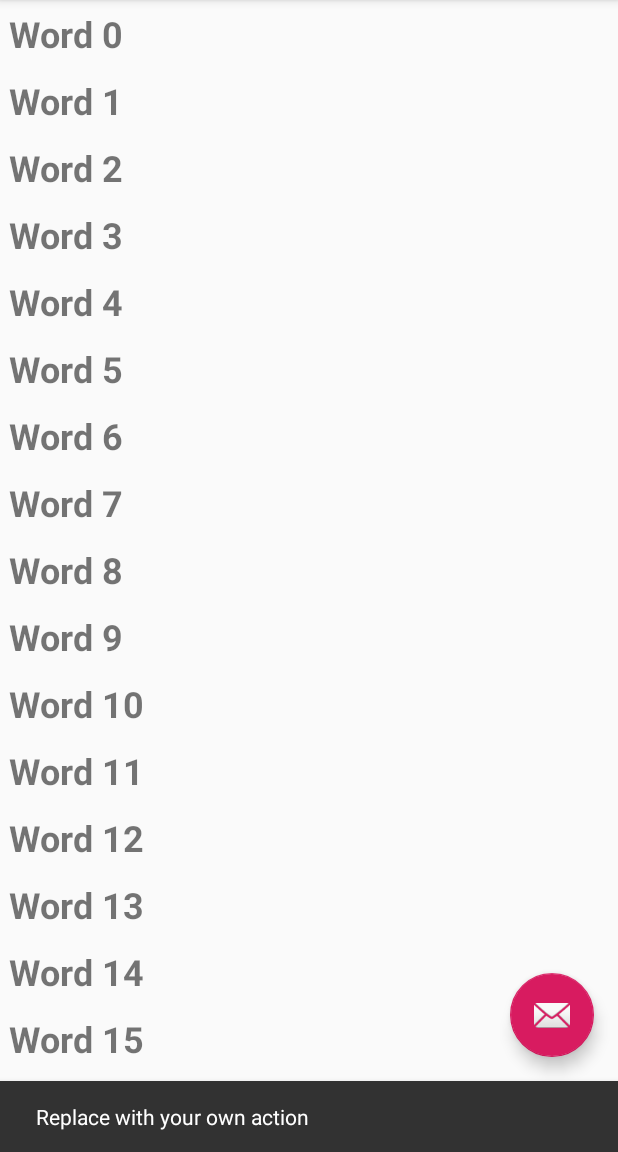
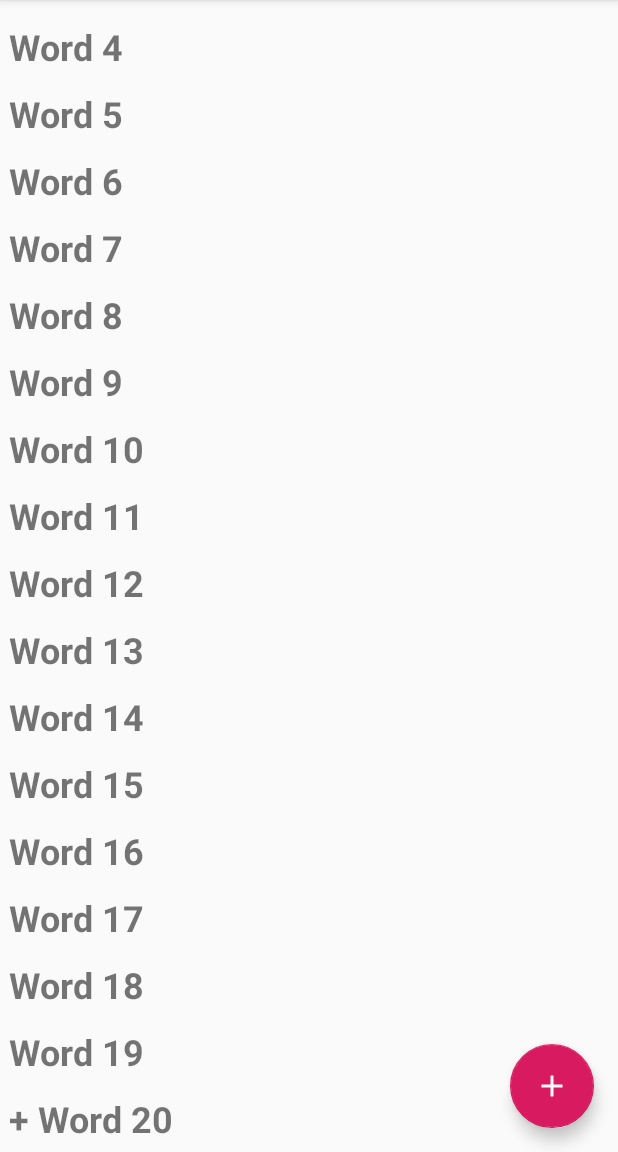
Before and after one commit to thom1376/Lab4, an Android app: the screen it shows after launch (MainActivity), after a tap on an icon or button, on a phone screen of 412 x 824 dp, the part 84-1236 px from its top. Run offline under Robolectric (Android 15) with nearby library versions, the phone set to English and light mode, and no system bars.

Commit message:
Allow items to be added in RecyclerView project

```diff
--- a/RecyclerView/app/build.gradle
+++ b/RecyclerView/app/build.gradle
@@ -9,6 +9,7 @@ android {
         versionCode 1
         versionName "1.0"
         testInstrumentationRunner "android.support.test.runner.AndroidJUnitRunner"
+        vectorDrawables.useSupportLibrary = true
     }
     buildTypes {
         release {
--- a/RecyclerView/app/src/main/java/com/example/android/recyclerview/MainActivity.java
+++ b/RecyclerView/app/src/main/java/com/example/android/recyclerview/MainActivity.java
@@ -29,8 +29,13 @@ public class MainActivity extends AppCompatActivity {
         fab.setOnClickListener(new View.OnClickListener() {
             @Override
             public void onClick(View view) {
-                Snackbar.make(view, "Replace with your own action", Snackbar.LENGTH_LONG)
-                        .setAction("Action", null).show();
+                int wordListSize = mWordList.size();
+                // Add a new word to the wordList.
+                mWordList.addLast("+ Word " + wordListSize);
+                // Notify the adapter, that the data has changed.
+                mRecyclerView.getAdapter().notifyItemInserted(wordListSize);
+                // Scroll to the bottom.
+                mRecyclerView.smoothScrollToPosition(wordListSize);
             }
         });
 
--- a/RecyclerView/app/src/main/res/layout/activity_main.xml
+++ b/RecyclerView/app/src/main/res/layout/activity_main.xml
@@ -28,6 +28,6 @@
         android:layout_height="wrap_content"
         android:layout_gravity="bottom|end"
         android:layout_margin="@dimen/fab_margin"
-        app:srcCompat="@android:drawable/ic_dialog_email" />
+        app:srcCompat="@drawable/ic_add_for_fab" />
 
 </android.support.design.widget.CoordinatorLayout>
```
